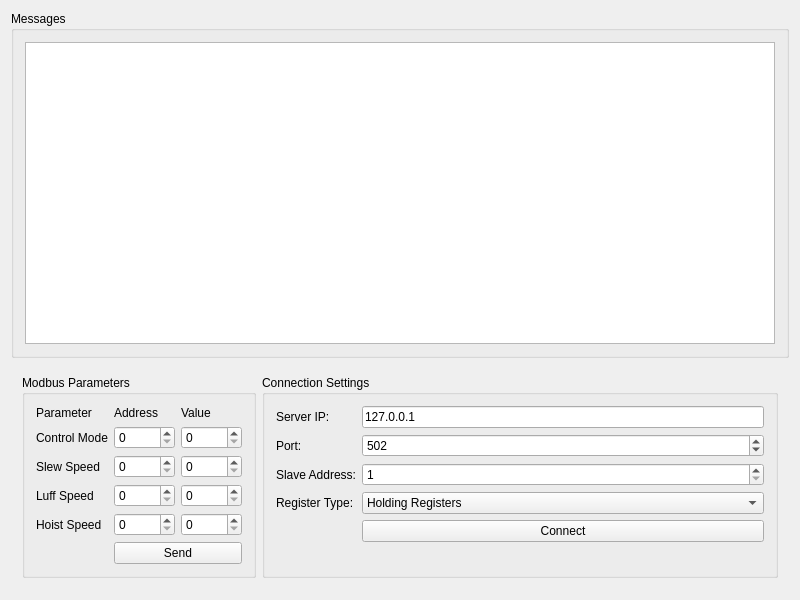
First picture: the form in mainwindow.ui, repository riveriver/for_testing_hkcrc_crane, before the edit.
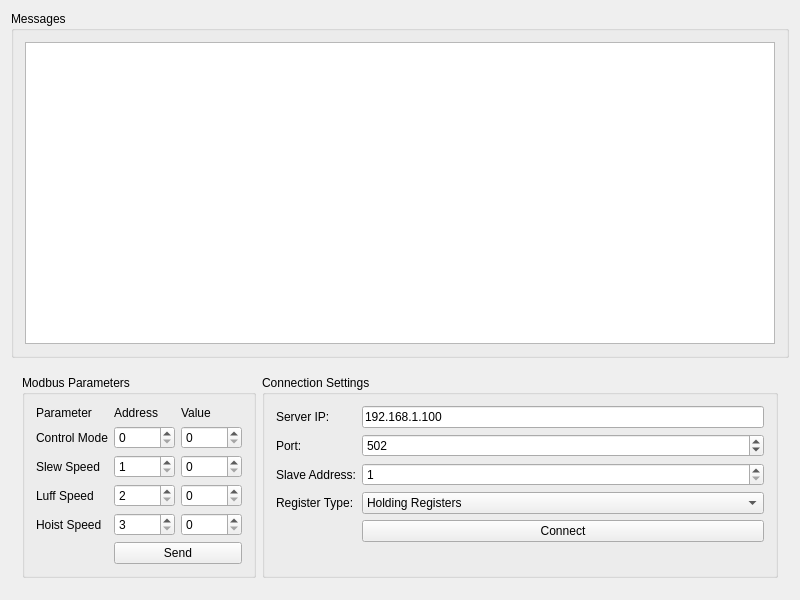
Second picture: the form after the edit.

```diff
--- a/mainwindow.ui
+++ b/mainwindow.ui
@@ -98,7 +98,7 @@
           <item row="2" column="1">
            <widget class="QSpinBox" name="slewSpeedAddrSpinBox">
             <property name="minimum">
-             <number>0</number>
+             <number>1</number>
             </property>
             <property name="maximum">
              <number>65535</number>
@@ -125,7 +125,7 @@
           <item row="3" column="1">
            <widget class="QSpinBox" name="luffSpeedAddrSpinBox">
             <property name="minimum">
-             <number>0</number>
+             <number>2</number>
             </property>
             <property name="maximum">
              <number>65535</number>
@@ -152,7 +152,7 @@
           <item row="4" column="1">
            <widget class="QSpinBox" name="hoistSpeedAddrSpinBox">
             <property name="minimum">
-             <number>0</number>
+             <number>3</number>
             </property>
             <property name="maximum">
              <number>65535</number>
@@ -195,7 +195,7 @@
           <item row="0" column="1">
            <widget class="QLineEdit" name="ipEdit">
             <property name="text">
-             <string>127.0.0.1</string>
+             <string>192.168.1.100</string>
             </property>
            </widget>
           </item>
```
Left out of the diff: 2 changed lines with no effect on the pictures.
